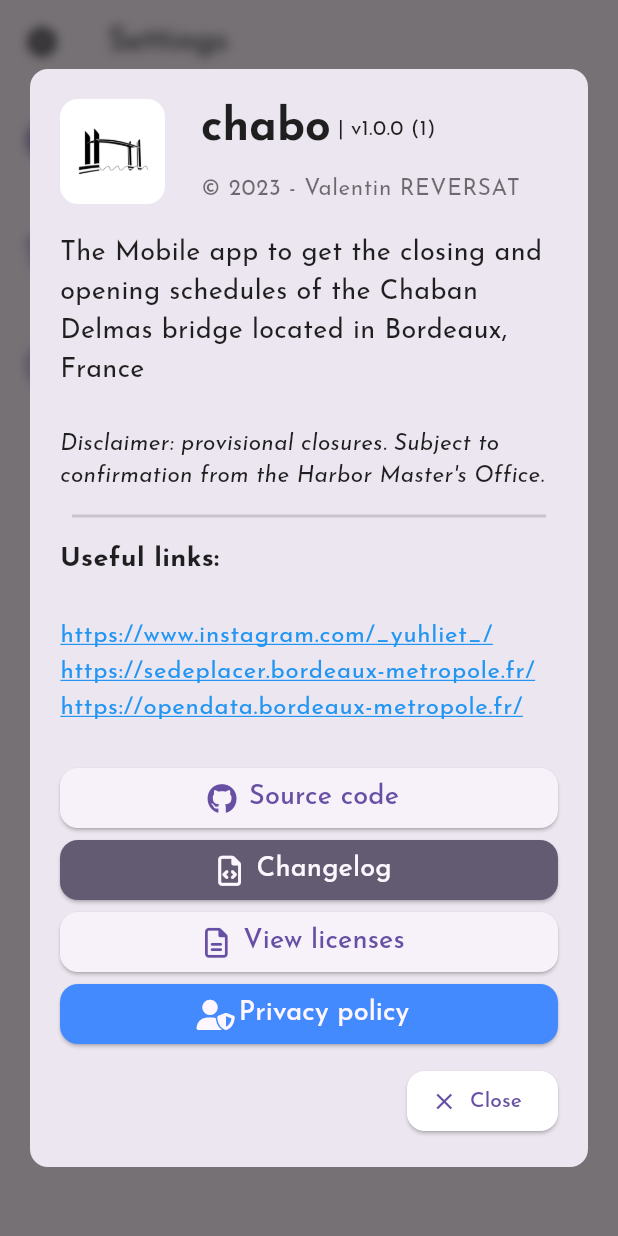
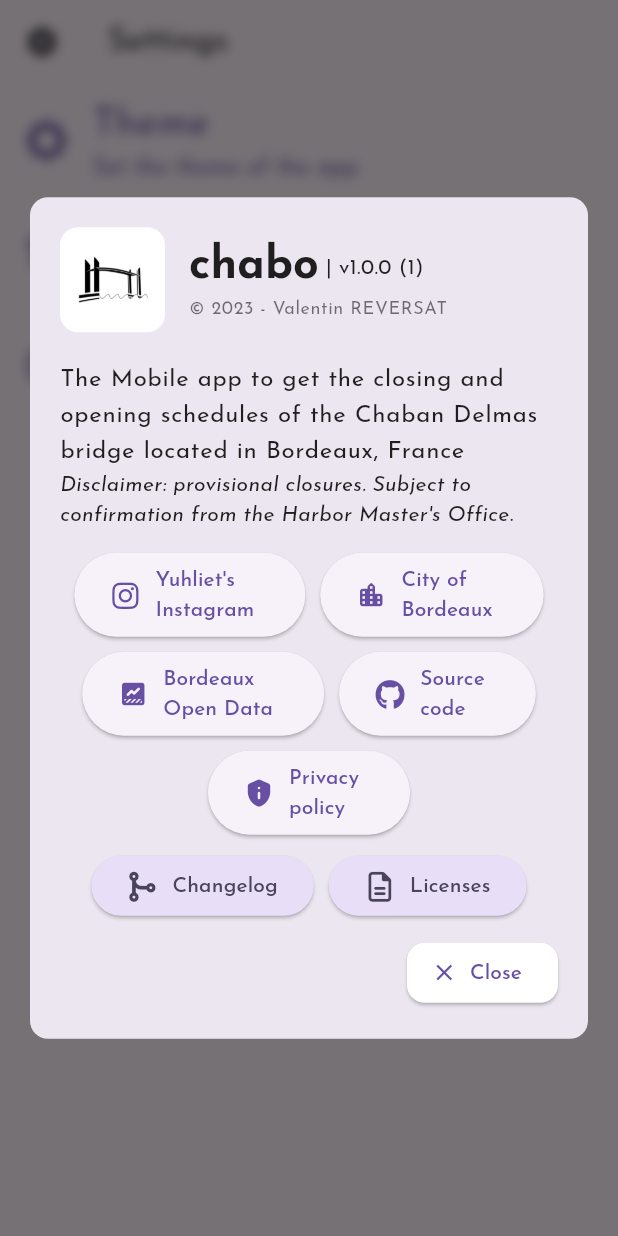
Before and after one commit to vareversat/chabo-app, a Flutter app: the SettingsScreen screen opened directly, after a tap on "About", on a phone screen of 412 x 824 dp. Run offline on Flutter 3.47's test engine with Material 2 defaults, Android fonts, the phone set to English and light mode, and no system bars; our stand-ins replace bloc_concurrency, equatable, flutter_bloc, flutter_local_notifications, flutter_markdown, font_awesome_flutter and 5 more; missing offline and left inert: enum_to_string; accounts and stored records are empty; generated files the repository leaves out were written again; network calls fail.

Commit message:
feat(ui): rework of the about dialog

```diff
--- a/lib/const.dart
+++ b/lib/const.dart
@@ -1,8 +1,12 @@
 import 'package:chabo/models/enums/day.dart';
+import 'package:chabo/models/link_icon.dart';
+import 'package:flutter/material.dart';
+import 'package:font_awesome_flutter/font_awesome_flutter.dart';
 
 class Const {
   /// App
   static const String appName = 'Chabo';
+  static String legalLease = '© ${DateTime.now().year} - Valentin REVERSAT';
 
   /// Paths
   static const String changelogPlaceholder = ':lang:';
@@ -15,10 +19,18 @@
       'https://www.vesselfinder.com/fr/vessels?name=$vesselFinderLinkPlaceholder&type=301';
   static const String githubLink = 'https://github.com/vareversat/chabo';
   static const String privacyInfoLink = 'https://chabo.vareversat.fr/privacy';
-  static const List<String> usefulLinks = [
-    'https://www.instagram.com/_yuhliet_/',
-    'https://sedeplacer.bordeaux-metropole.fr/',
-    'https://opendata.bordeaux-metropole.fr/'
+
+  static List<WebLinkIcon> usefulLinks = [
+    WebLinkIcon('https://www.instagram.com/_yuhliet_/',
+        FontAwesomeIcons.instagram, 'yuhliet_instagram'),
+    WebLinkIcon('https://bordeaux-metropole.fr/', Icons.location_city_rounded,
+        'city_of_bordeaux'),
+    WebLinkIcon('https://opendata.bordeaux-metropole.fr/',
+        Icons.data_thresholding_rounded, 'bordeaux_open_data'),
+    WebLinkIcon('https://github.com/vareversat/chabo', FontAwesomeIcons.github,
+        'source_code'),
+    WebLinkIcon('https://chabo.vareversat.fr/privacy',
+        Icons.privacy_tip_rounded, 'privacy_policy'),
   ];
 
   /// Local storage
--- a/lib/dialogs/chabo_about_dialog.dart
+++ b/lib/dialogs/chabo_about_dialog.dart
@@ -1,15 +1,12 @@
 import 'package:chabo/const.dart';
 import 'package:chabo/custom_properties.dart';
 import 'package:chabo/screens/changelog_screen.dart';
-import 'package:flutter/gestures.dart';
 import 'package:flutter/material.dart';
 import 'package:flutter_gen/gen_l10n/app_localizations.dart';
 import 'package:font_awesome_flutter/font_awesome_flutter.dart';
 import 'package:package_info_plus/package_info_plus.dart';
-import 'package:url_launcher/url_launcher_string.dart';
 
 class ChaboAboutDialog extends StatelessWidget {
-  final String _legalLease = '© ${DateTime.now().year} - Valentin REVERSAT';
   final Widget _iconWidget = Padding(
     padding: const EdgeInsets.all(5),
     child: SizedBox(
@@ -20,10 +17,6 @@
   );
 
   ChaboAboutDialog({Key? key}) : super(key: key);
-
-  void _launchURL(String url) async {
-    await launchUrlString(url, mode: LaunchMode.externalApplication);
-  }
 
   @override
   Widget build(BuildContext context) {
@@ -60,7 +53,7 @@
               ),
               Expanded(
                 child: Padding(
-                  padding: const EdgeInsets.symmetric(horizontal: 24.0),
+                  padding: const EdgeInsets.symmetric(horizontal: 16.0),
                   child: Column(
                     crossAxisAlignment: CrossAxisAlignment.start,
                     children: <Widget>[
@@ -81,12 +74,10 @@
                               style: Theme.of(context).textTheme.bodyMedium),
                         ],
                       ),
-                      const SizedBox(height: 10),
                       Text(
-                        _legalLease,
-                        style: Theme.of(context).textTheme.bodySmall!.copyWith(
-                              fontSize: 15,
-                            ),
+                        Const.legalLease,
+                        style:
+                            Theme.of(context).textTheme.bodySmall!.copyWith(),
                       ),
                     ],
                   ),
@@ -95,81 +86,76 @@
             ],
           ),
           shape: RoundedRectangleBorder(
-              borderRadius:
-                  BorderRadius.circular(CustomProperties.borderRadius)),
-          content: ListBody(
-            children: <Widget>[
-              Text(
-                '${AppLocalizations.of(context)!.appDescription}\n',
-                style: const TextStyle(fontSize: 18),
-              ),
-              Text(
-                AppLocalizations.of(context)!.disclaimer,
-                style:
-                    const TextStyle(fontSize: 15, fontStyle: FontStyle.italic),
-              ),
-              const Padding(
-                padding: EdgeInsets.all(8.0),
-                child: Divider(
-                  thickness: 2,
-                ),
-              ),
-              Text(
-                '${AppLocalizations.of(context)!.usefulLinks}\n',
-                style:
-                    const TextStyle(fontSize: 18, fontWeight: FontWeight.bold),
-              ),
-              RichText(
-                text: TextSpan(
-                  children: Const.usefulLinks
-                      .map(
-                        (link) => TextSpan(
-                            text: '$link\n',
-                            style:
-                                Theme.of(context).textTheme.bodyLarge?.copyWith(
-                                      color: Colors.blue,
-                                      decoration: TextDecoration.underline,
-                                    ),
-                            recognizer: TapGestureRecognizer()
-                              ..onTap = () {
-                                _launchURL(link);
-                              }),
-                      )
-                      .toList(),
-                ),
-              ),
-              ElevatedButton.icon(
-                key: const ValueKey('sourceCodeButton'),
-                onPressed: () => _launchURL(Const.githubLink),
-                style: ButtonStyle(
-                  shape: MaterialStateProperty.all<OutlinedBorder>(
-                    RoundedRectangleBorder(
             borderRadius: BorderRadius.circular(
               CustomProperties.borderRadius,
             ),
           ),
+          content: ListBody(
+            children: <Widget>[
+              Text(
+                AppLocalizations.of(context)!.appDescription,
+                style: Theme.of(context).textTheme.bodyLarge,
               ),
+              Text(
+                AppLocalizations.of(context)!.disclaimer,
+                style: Theme.of(context)
+                    .textTheme
+                    .bodyMedium
+                    ?.copyWith(fontStyle: FontStyle.italic),
               ),
-                label: Text(AppLocalizations.of(context)!.sourceCode,
-                    style: const TextStyle(fontSize: 18)),
-                icon: const Icon(
-                  FontAwesomeIcons.github,
+              const SizedBox(
+                height: 15,
+              ),
+              Wrap(
+                alignment: WrapAlignment.center,
+                spacing: 10,
+                runSpacing: 10,
+                children: Const.usefulLinks
+                    .map(
+                      (link) => ElevatedButton(
+                        onPressed: () async => link.launchURL(),
+                        child: Row(
+                          mainAxisSize: MainAxisSize.min,
+                          children: [
+                            Icon(
+                              link.iconData,
                               size: 20,
                             ),
+                            const SizedBox(
+                              width: 10,
                             ),
-              ElevatedButton.icon(
-                style: ButtonStyle(
-                  backgroundColor: MaterialStateProperty.all<Color>(
-                      Theme.of(context).colorScheme.secondary),
-                  foregroundColor: MaterialStateProperty.all<Color>(
-                      Theme.of(context).cardColor),
-                  shape: MaterialStateProperty.all<OutlinedBorder>(
-                    RoundedRectangleBorder(
-                      borderRadius: BorderRadius.circular(
-                        CustomProperties.borderRadius,
+                            Padding(
+                              padding:
+                                  const EdgeInsets.symmetric(vertical: 8.0),
+                              child: Text(
+                                AppLocalizations.of(context)!.selectExample(
+                                  link.translationKey,
                                 ),
                               ),
                             ),
+                            const SizedBox(
+                              width: 10,
+                            ),
+                          ],
+                        ),
+                      ),
+                    )
+                    .toList(),
+              ),
+              const SizedBox(
+                height: 10,
+              ),
+              Wrap(
+                spacing: 10,
+                runSpacing: 5,
+                alignment: WrapAlignment.center,
+                children: [
+                  ElevatedButton(
+                    style: ButtonStyle(
+                      backgroundColor: MaterialStateProperty.all<Color>(
+                          Theme.of(context).colorScheme.secondaryContainer),
+                      foregroundColor: MaterialStateProperty.all<Color>(
+                          Theme.of(context).colorScheme.onSecondaryContainer),
                     ),
                     onPressed: () => Navigator.push(
                       context,
@@ -177,22 +163,33 @@
                         builder: (context) => const ChangeLogScreen(),
                       ),
                     ),
-                label: Text(AppLocalizations.of(context)!.changelog,
-                    style: const TextStyle(fontSize: 18)),
-                icon: const Icon(
-                  FontAwesomeIcons.fileCode,
+                    child: Row(
+                      mainAxisSize: MainAxisSize.min,
+                      children: [
+                        const Icon(
+                          FontAwesomeIcons.codeMerge,
                           size: 20,
                         ),
+                        const SizedBox(
+                          width: 10,
                         ),
-              ElevatedButton.icon(
-                style: ButtonStyle(
-                  shape: MaterialStateProperty.all<OutlinedBorder>(
-                    RoundedRectangleBorder(
-                      borderRadius: BorderRadius.circular(
-                        CustomProperties.borderRadius,
+                        Padding(
+                          padding: const EdgeInsets.symmetric(vertical: 8.0),
+                          child: Text(
+                            AppLocalizations.of(context)!.selectExample(
+                              'changelog',
                             ),
                           ),
                         ),
+                      ],
+                    ),
+                  ),
+                  ElevatedButton(
+                    style: ButtonStyle(
+                      backgroundColor: MaterialStateProperty.all<Color>(
+                          Theme.of(context).colorScheme.secondaryContainer),
+                      foregroundColor: MaterialStateProperty.all<Color>(
+                          Theme.of(context).colorScheme.onSecondaryContainer),
                     ),
                     onPressed: () {
                       showLicensePage(
@@ -201,50 +198,30 @@
                         applicationVersion:
                             'v${snapshot.data!.version}+${snapshot.data!.buildNumber}',
                         applicationIcon: _iconWidget,
-                    applicationLegalese: _legalLease,
+                        applicationLegalese: Const.legalLease,
                       );
                     },
-                label: Text(
-                  MaterialLocalizations.of(context).viewLicensesButtonLabel[0] +
-                      MaterialLocalizations.of(context)
-                          .viewLicensesButtonLabel
-                          .substring(1)
-                          .toLowerCase(),
-                  style: const TextStyle(
-                    fontSize: 18,
-                  ),
-                ),
-                icon: const Icon(
+                    child: Row(
+                      mainAxisSize: MainAxisSize.min,
+                      children: [
+                        const Icon(
                           FontAwesomeIcons.fileLines,
                           size: 20,
                         ),
+                        const SizedBox(
+                          width: 10,
                         ),
-              ElevatedButton.icon(
-                key: const ValueKey('privacyButton'),
-                onPressed: () => _launchURL(Const.privacyInfoLink),
-                style: ButtonStyle(
-                  backgroundColor:
-                      MaterialStateProperty.all<Color>(Colors.blueAccent),
-                  foregroundColor: MaterialStateProperty.all<Color>(
-                      Theme.of(context).cardColor),
-                  shape: MaterialStateProperty.all<OutlinedBorder>(
-                    RoundedRectangleBorder(
-                      borderRadius: BorderRadius.circular(
-                        CustomProperties.borderRadius,
+                        Padding(
+                          padding: const EdgeInsets.symmetric(vertical: 8.0),
+                          child: Text(
+                            AppLocalizations.of(context)!
+                                .selectExample('licenses'),
                           ),
                         ),
+                      ],
                     ),
                   ),
-                label: Text(
-                  AppLocalizations.of(context)!.privacyPolicy,
-                  style: const TextStyle(
-                    fontSize: 18,
-                  ),
-                ),
-                icon: const Icon(
-                  FontAwesomeIcons.userShield,
-                  size: 20,
-                ),
+                ],
               ),
             ],
           ),
--- a/lib/l10n/app_en.arb
+++ b/lib/l10n/app_en.arb
@@ -31,13 +31,10 @@
   "lisOfUpcomingClosures": "List of upcoming closures",
   "unableAppInfo": "Unable to get application information",
   "appDescription": "The Mobile app to get the closing and opening schedules of the Chaban Delmas bridge located in Bordeaux, France",
-  "sourceCode": "Source code",
   "changelog": "Changelog",
-  "privacyPolicy": "Privacy policy",
   "informationAboutTheApp": "Information about the app",
   "about": "About",
   "disclaimer": "Disclaimer: provisional closures. Subject to confirmation from the Harbor Master's Office.",
-  "usefulLinks": "Useful links:",
   "themeSetting": "Theme",
   "themeSettingSubtitle": "Set the theme of the app",
   "lightTheme": "Light theme",
@@ -144,5 +141,11 @@
     }
   },
   "notificationTimeChannelName": "Next day closings",
-  "passedClosure": "Past closure"
+  "passedClosure": "Past closure",
+  "selectExample": "{choice, select, source_code {Source\ncode} privacy_policy {Privacy\npolicy} yuhliet_instagram {Yuhliet's\nInstagram} city_of_bordeaux {City of\nBordeaux} bordeaux_open_data {Bordeaux\nOpen Data} licenses {Licenses} changelog {Changelog} other {Undefined}}",
+  "@selectExample": {
+    "placeholders": {
+      "choice": {}
+    }
+  }
 }
--- a/lib/l10n/app_es.arb
+++ b/lib/l10n/app_es.arb
@@ -30,14 +30,11 @@
   "errorScreenContentTechnical_Info": "Información técnica",
   "lisOfUpcomingClosures": "Lista de próximos cierres",
   "unableAppInfo": "No se puede obtener información de la aplicación",
-  "appDescription": "La aplicación móvil para obtener los horarios de cierre y apertura del puente Chaban Delmas ubicado en Burdeos, Francia",
-  "sourceCode": "Código fuente",
+  "appDescription": "La aplicación móvil para obtener los horarios de cierre y apertura del puente Chaban Delmas ubicado en Bordeaux, Francia",
   "changelog": "Registro de cambios",
-  "privacyPolicy": "Política de privacidad",
   "informationAboutTheApp": "Información sobre la aplicación",
   "about": "Acerca de",
   "disclaimer": "Descargo de responsabilidad: cierres provisionales. Sujeto a confirmación de la Capitanía de Puerto.",
-  "usefulLinks": "Enlaces útiles:",
   "themeSetting": "Tema",
   "themeSettingSubtitle": "Establezca el tema de la aplicación",
   "lightTheme": "Tema claro",
@@ -144,5 +141,11 @@
     }
   },
   "notificationTimeChannelName": "Cierres del próximo día",
-  "passedClosure": "Cierre pasado"
+  "passedClosure": "Cierre pasado",
+  "selectExample": "{choice, select, source_code {Código\nuente} privacy_policy {Política de\nprivacidad} yuhliet_instagram {Instagram de\nYuhliet's} city_of_bordeaux {Ciudad de\nBordeaux} bordeaux_open_data {Bordeaux\nOpen Data} licenses {Licencias} changelog {Registro de cambios} other {Undefined}}",
+  "@selectExample": {
+    "placeholders": {
+      "choice": {}
+    }
+  }
 }
--- a/lib/l10n/app_fr.arb
+++ b/lib/l10n/app_fr.arb
@@ -31,13 +31,10 @@
   "lisOfUpcomingClosures": "Liste des prochaines perturbations",
   "unableAppInfo": "Impossible d'obtenir les informations de l'application",
   "appDescription": "L'application Mobile pour connaître les horaires de fermeture et d'ouverture du pont Chaban Delmas situé à Bordeaux, France",
-  "sourceCode": "Code source",
   "changelog": "Journal des modifications",
-  "privacyPolicy": "Politique de confidentialité",
   "informationAboutTheApp": "Informations concernant l'application",
   "about": "À propos",
   "disclaimer": "Avis de non-responsabilité : fermetures provisoires. Sous réserve de confirmation de la Capitainerie.",
-  "usefulLinks": "Liens utiles :",
   "themeSetting": "Thème",
   "themeSettingSubtitle": "Choisir le thème de l'application",
   "lightTheme": "Thème clair",
@@ -144,5 +141,11 @@
     }
   },
   "notificationTimeChannelName": "Fermetures du lendemain",
-  "passedClosure": "Fermeture passée"
+  "passedClosure": "Fermeture passée",
+  "selectExample": "{choice, select, source_code {Code\nsource} privacy_policy {Politique de\nconfidentialité} yuhliet_instagram {Instagram de\nYuhliet's} city_of_bordeaux {Ville de\nBordeaux} bordeaux_open_data {Bordeaux\nOpen Data} changelog {Journal des\nmodifications} licenses {Licences} other {Undefined}}",
+  "@selectExample": {
+    "placeholders": {
+      "choice": {}
+    }
+  }
 }
--- /dev/null
+++ b/lib/models/link_icon.dart
@@ -0,0 +1,14 @@
+import 'package:flutter/cupertino.dart';
+import 'package:url_launcher/url_launcher_string.dart';
+
+class WebLinkIcon {
+  final IconData iconData;
+  final String translationKey;
+  final String link;
+
+  WebLinkIcon(this.link, this.iconData, this.translationKey);
+
+  void launchURL() async {
+    await launchUrlString(link, mode: LaunchMode.externalApplication);
+  }
+}
--- a/lib/widgets/information_dialog.dart
+++ b/lib/widgets/information_dialog.dart
@@ -3,43 +3,62 @@
 import 'package:flutter_gen/gen_l10n/app_localizations.dart';
 
 class InformationDialog extends StatelessWidget {
-  final String heroTag;
   final AbstractChabanBridgeForecast chabanBridgeForecast;
 
-  const InformationDialog(
-      {super.key, required this.chabanBridgeForecast, required this.heroTag});
+  const InformationDialog({super.key, required this.chabanBridgeForecast});
 
   @override
   Widget build(BuildContext context) {
     return AlertDialog(
-        insetPadding: const EdgeInsets.symmetric(horizontal: 20),
+      insetPadding: const EdgeInsets.symmetric(
+        horizontal: 20,
+      ),
       titlePadding: const EdgeInsets.all(0),
       contentPadding: const EdgeInsets.all(20),
-        actionsPadding: const EdgeInsets.fromLTRB(0, 0, 20, 10),
+      actionsPadding: const EdgeInsets.fromLTRB(
+        0,
+        0,
+        20,
+        10,
+      ),
       title: Container(
         decoration: BoxDecoration(
-              color: chabanBridgeForecast.color,
+          color: chabanBridgeForecast.getColor(context, false),
           borderRadius: const BorderRadius.only(
-                  topLeft: Radius.circular(15.0),
-                  topRight: Radius.circular(15.0))),
-          padding: const EdgeInsets.fromLTRB(20, 20, 0, 15),
+            topLeft: Radius.circular(
+              15.0,
+            ),
+            topRight: Radius.circular(
+              15.0,
+            ),
+          ),
+        ),
+        padding: const EdgeInsets.fromLTRB(
+          20,
+          20,
+          0,
+          15,
+        ),
         child: Row(
           children: [
-              Hero(
-                tag: heroTag,
-                child: chabanBridgeForecast
-                    .getIconWidget(Theme.of(context).cardColor),
-              ),
+            chabanBridgeForecast.getIconWidget(context, true),
             const SizedBox(width: 20),
             Text(
               AppLocalizations.of(context)!.information,
               overflow: TextOverflow.ellipsis,
-                style: TextStyle(color: Theme.of(context).cardColor),
+              style: TextStyle(
+                color: Theme.of(context).cardColor,
+              ),
             ),
           ],
         ),
       ),
-        shape: RoundedRectangleBorder(borderRadius: BorderRadius.circular(15)),
-        content: chabanBridgeForecast.getInformationWidget(context));
+      shape: RoundedRectangleBorder(
+        borderRadius: BorderRadius.circular(
+          15,
+        ),
+      ),
+      content: chabanBridgeForecast.getInformationWidget(context),
+    );
   }
 }
```
Also changed, not shown: 4 other files. Lines whose indentation alone changed are shown as unchanged.
